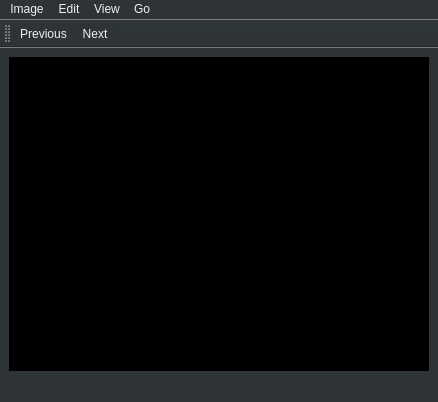
Qt form mainwindow.ui (Mithil467/Coreavor) before a commit.
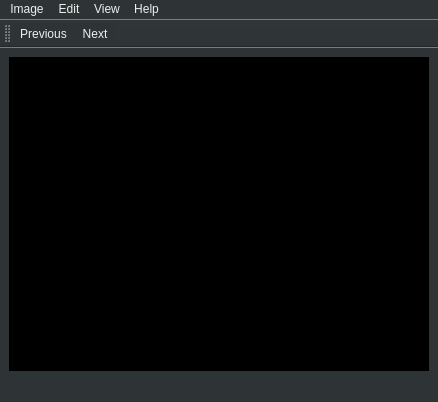
The same form after that commit.

Patch:
```diff
--- a/mainwindow.ui
+++ b/mainwindow.ui
@@ -71,15 +71,15 @@
     <addaction name="actionZoom_In"/>
     <addaction name="actionZoom_Out"/>
    </widget>
-   <widget class="QMenu" name="menuGo">
+   <widget class="QMenu" name="menuHelp">
     <property name="title">
-     <string>Go</string>
+     <string>Help</string>
     </property>
    </widget>
    <addaction name="menuImage"/>
    <addaction name="menuEdit"/>
    <addaction name="menuView"/>
-   <addaction name="menuGo"/>
+   <addaction name="menuHelp"/>
   </widget>
   <widget class="QStatusBar" name="statusbar"/>
   <widget class="QToolBar" name="toolBar">
```
Left out of the diff: 30 changed lines with no effect on the pictures.
